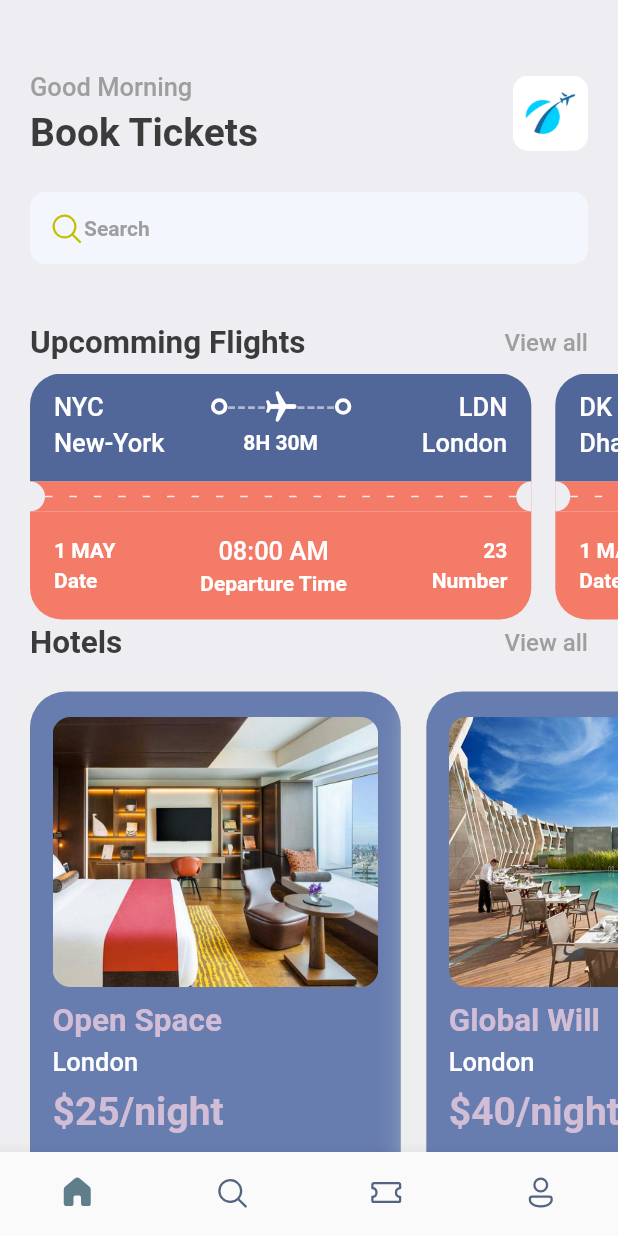
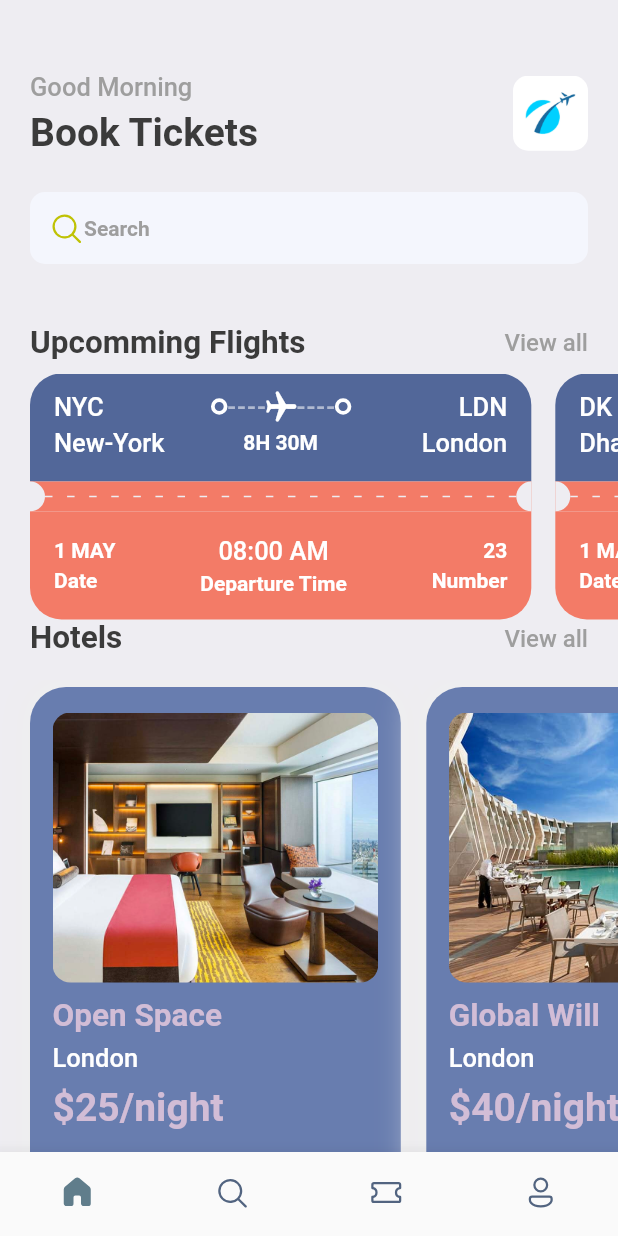
Before and after one commit to aminGhafoory/flutter-app, a Flutter app: the screen it shows after launch, on a phone screen of 412 x 824 dp. Run offline on Flutter 3.47's test engine with Material 2 defaults, Android fonts, the phone set to English and light mode, and no system bars; our stand-ins replace barcode_widget, fluentui_icons, get.

Commit message:
ticket page completed ts: 5:48:36

```diff
--- a/lib/screens/ticket_view.dart
+++ b/lib/screens/ticket_view.dart
@@ -2,6 +2,7 @@ import 'package:flutter/material.dart';
 import 'package:get/get.dart';
 import 'package:ticket/utils/app_layout.dart';
 import 'package:ticket/utils/app_styles.dart';
+import 'package:ticket/widgets/layout_builder_widget.dart';
 import 'package:ticket/widgets/thick_container.dart';
 
 class TicketView extends StatelessWidget {
@@ -13,7 +14,7 @@ class TicketView extends StatelessWidget {
   Widget build(BuildContext context) {
     final size = AppLayout.getSize(context);
     return SizedBox(
-      height: AppLayout.getHeight(GetPlatform.isAndroid == true ? 167 : 169),
+      height: AppLayout.getHeight(GetPlatform.isAndroid == true ? 164 : 169),
       width: size.width * 0.85,
       child: Container(
           margin: EdgeInsets.only(right: AppLayout.getHeight(16)),
@@ -161,26 +162,9 @@ class TicketView extends StatelessWidget {
                         ),
                       ),
                     ),
-                    Expanded(child: LayoutBuilder(
-                      builder: (context, constrains) {
-                        return Flex(
-                          direction: Axis.horizontal,
-                          mainAxisAlignment: MainAxisAlignment.spaceBetween,
-                          mainAxisSize: MainAxisSize.max,
-                          children: List.generate(
-                              constrains.constrainWidth() ~/ 15,
-                              (index) => SizedBox(
-                                    width: AppLayout.getWidth(5),
-                                    height: AppLayout.getHeight(1),
-                                    child: DecoratedBox(
-                                        decoration: BoxDecoration(
-                                      color: isColor == null
-                                          ? Styles.backgroundColor
-                                          : Colors.white,
-                                    )),
-                                  )),
-                        );
-                      },
+                    const Expanded(
+                        child: LayoutBuilderWidget(
+                      sections: 14,
                     )),
                     SizedBox(
                       height: AppLayout.getHeight(20),
@@ -204,9 +188,13 @@ class TicketView extends StatelessWidget {
               Container(
                   decoration: BoxDecoration(
                     color: isColor == null ? Styles.ticketBottom : Colors.white,
-                    borderRadius: BorderRadius.only(
-                        bottomLeft: Radius.circular(AppLayout.getHeight(21)),
-                        bottomRight: Radius.circular(AppLayout.getHeight(21))),
+                    borderRadius: isColor == null
+                        ? BorderRadius.only(
+                            bottomLeft:
+                                Radius.circular(AppLayout.getHeight(21)),
+                            bottomRight:
+                                Radius.circular(AppLayout.getHeight(21)))
+                        : null,
                   ),
                   padding: EdgeInsets.all(AppLayout.getHeight(16)),
                   child: Row(
--- /dev/null
+++ b/lib/widgets/layout_builder_widget.dart
@@ -0,0 +1,34 @@
+import 'package:flutter/material.dart';
+import 'package:ticket/utils/app_layout.dart';
+import 'package:ticket/utils/app_styles.dart';
+
+class LayoutBuilderWidget extends StatelessWidget {
+  final bool? isColor;
+  final int sections;
+  const LayoutBuilderWidget({super.key, this.isColor, required this.sections});
+
+  @override
+  Widget build(BuildContext context) {
+    return LayoutBuilder(
+      builder: (context, constrains) {
+        return Flex(
+          direction: Axis.horizontal,
+          mainAxisAlignment: MainAxisAlignment.spaceBetween,
+          mainAxisSize: MainAxisSize.max,
+          children: List.generate(
+              constrains.constrainWidth() ~/ sections,
+              (index) => SizedBox(
+                    width: AppLayout.getWidth(5),
+                    height: AppLayout.getHeight(1),
+                    child: DecoratedBox(
+                        decoration: BoxDecoration(
+                      color: isColor == null
+                          ? Styles.backgroundColor
+                          : Colors.white,
+                    )),
+                  )),
+        );
+      },
+    );
+  }
+}
--- a/pubspec.yaml
+++ b/pubspec.yaml
@@ -38,6 +38,7 @@ dependencies:
   cupertino_icons: ^1.0.2
   fluentui_icons: ^1.0.0
   get:
+  barcode_widget: ^2.0.2
 
 
 dev_dependencies:
```
Also changed, not shown: lib/screens/ticket_screen.dart (+110 -12 lines), lib/widgets/column_layout.dart (added, +35 -0 lines), pubspec.lock.
